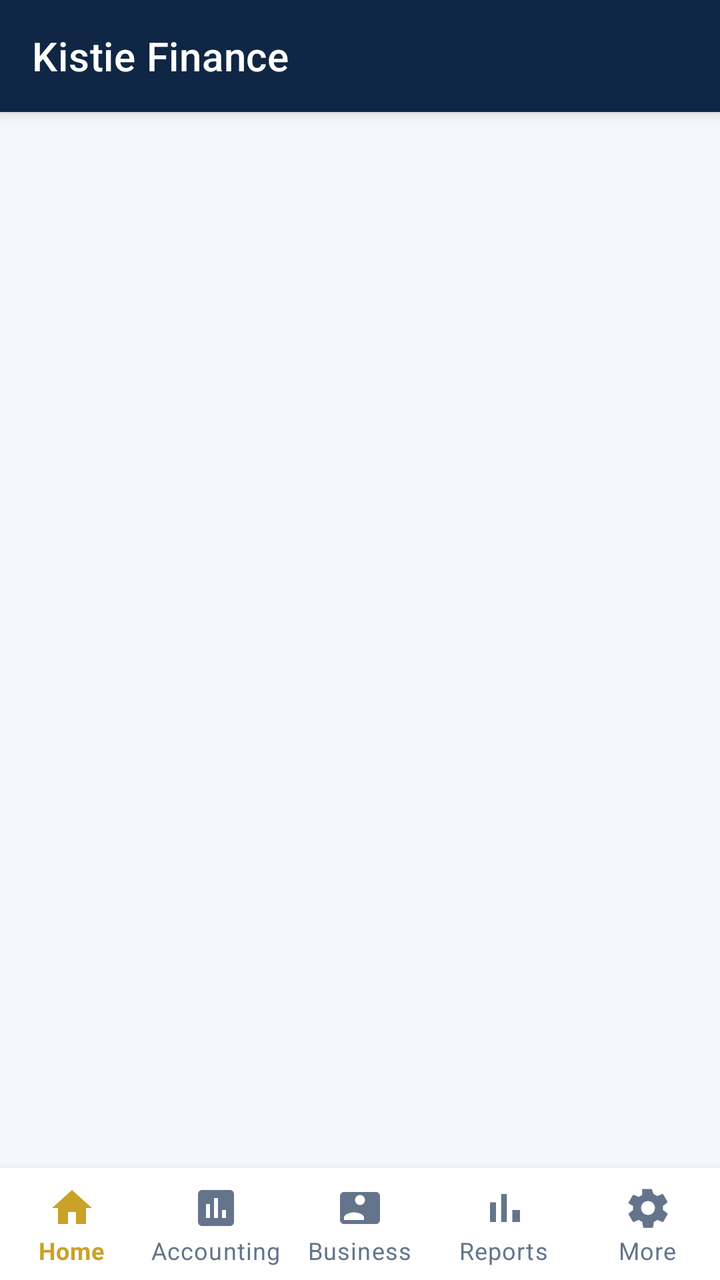
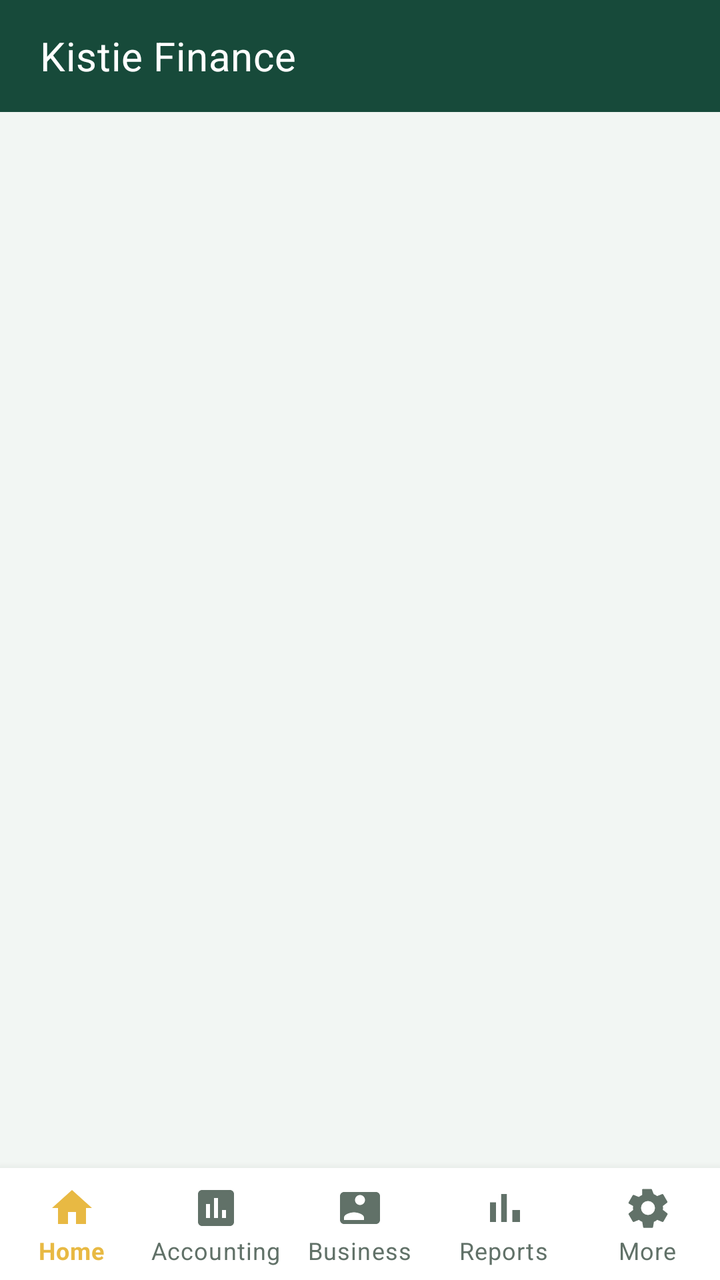

Before-and-after screenshots of an Android layout around one commit, followed by the original layout XML and the change that was made.
<!-- AndroidManifest.xml: application theme Theme.FinanceApp -->
<!-- res/layout/activity_main_nav.xml -->
<?xml version="1.0" encoding="utf-8"?>
<androidx.coordinatorlayout.widget.CoordinatorLayout xmlns:android="http://schemas.android.com/apk/res/android"
    xmlns:app="http://schemas.android.com/apk/res-auto"
    android:layout_width="match_parent"
    android:layout_height="match_parent"
    android:background="@color/background">

    <com.google.android.material.appbar.AppBarLayout
        android:id="@+id/appBar"
        android:layout_width="match_parent"
        android:layout_height="wrap_content"
        android:background="@color/primary"
        app:elevation="4dp">

        <com.google.android.material.appbar.MaterialToolbar
            android:id="@+id/toolbar"
            android:layout_width="match_parent"
            android:layout_height="?attr/actionBarSize"
            app:title="Kistie Finance"
            app:titleTextColor="@color/text_on_primary" />
    </com.google.android.material.appbar.AppBarLayout>

    <FrameLayout
        android:id="@+id/fragment_container"
        android:layout_width="match_parent"
        android:layout_height="match_parent"
        android:layout_marginBottom="56dp"
        app:layout_behavior="@string/appbar_scrolling_view_behavior" />

    <com.google.android.material.bottomnavigation.BottomNavigationView
        android:id="@+id/bottomNav"
        android:layout_width="match_parent"
        android:layout_height="wrap_content"
        android:layout_gravity="bottom"
        android:background="@color/surface"
        app:itemIconTint="@color/bottom_nav_color"
        app:itemTextColor="@color/bottom_nav_color"
        app:labelVisibilityMode="labeled"
        app:menu="@menu/bottom_nav_menu" />

</androidx.coordinatorlayout.widget.CoordinatorLayout>
<!-- resources referenced by this layout -->
<resources>
  <color name="background">#F4F6F9</color>
  <color name="primary">#0F2744</color>
  <color name="surface">#FFFFFF</color>
  <color name="text_on_primary">#FFFFFF</color>
  <style name="Theme.FinanceApp" parent="Theme.MaterialComponents.Light.NoActionBar">
          <item name="colorPrimary">@color/primary</item>
          <item name="colorPrimaryVariant">@color/primary_dark</item>
          <item name="colorOnPrimary">@color/text_on_primary</item>
          <item name="colorSecondary">@color/accent</item>
          <item name="colorSecondaryVariant">@color/accent_light</item>
          <item name="colorOnSecondary">@color/text_on_accent</item>
          <item name="android:colorBackground">@color/background</item>
          <item name="android:windowBackground">@color/background</item>
          <item name="android:statusBarColor">@color/primary_dark</item>
          <item name="android:navigationBarColor">@color/surface</item>
          <item name="materialButtonStyle">@style/Button.Primary</item>
          <item name="floatingActionButtonStyle">@style/Fab.Primary</item>
          <item name="textInputStyle">@style/TextInput.Finance</item>
      </style>
  <color name="primary_dark">#091A2E</color>
  <color name="accent">#C9A227</color>
  <color name="accent_light">#F5E6B8</color>
  <color name="text_on_accent">#0F172A</color>
  <style name="Button.Primary" parent="Widget.MaterialComponents.Button">
          <item name="android:textColor">@color/text_on_primary</item>
          <item name="backgroundTint">@color/primary</item>
          <item name="cornerRadius">@dimen/radius_md</item>
          <item name="android:paddingTop">14dp</item>
          <item name="android:paddingBottom">14dp</item>
          <item name="android:textAllCaps">false</item>
          <item name="android:fontFamily">sans-serif-medium</item>
      </style>
  <style name="Fab.Primary" parent="Widget.MaterialComponents.FloatingActionButton">
          <item name="backgroundTint">@color/accent</item>
          <item name="tint">@color/text_on_accent</item>
          <item name="elevation">6dp</item>
      </style>
  <style name="TextInput.Finance" parent="Widget.MaterialComponents.TextInputLayout.OutlinedBox">
          <item name="boxCornerRadiusTopStart">@dimen/radius_sm</item>
          <item name="boxCornerRadiusTopEnd">@dimen/radius_sm</item>
          <item name="boxCornerRadiusBottomStart">@dimen/radius_sm</item>
          <item name="boxCornerRadiusBottomEnd">@dimen/radius_sm</item>
          <item name="boxStrokeColor">@color/primary</item>
          <item name="hintTextColor">@color/text_hint</item>
      </style>
  <dimen name="radius_md">12dp</dimen>
  <dimen name="radius_sm">8dp</dimen>
  <color name="text_hint">#94A3B8</color>
</resources>

<!-- the commit's change to res/layout/activity_main_nav.xml (unified diff, before → after) -->
@@ -10,13 +10,16 @@
         android:layout_width="match_parent"
         android:layout_height="wrap_content"
         android:background="@color/primary"
-        app:elevation="4dp">
+        app:elevation="0dp">
 
         <com.google.android.material.appbar.MaterialToolbar
             android:id="@+id/toolbar"
             android:layout_width="match_parent"
             android:layout_height="?attr/actionBarSize"
+            android:paddingStart="@dimen/spacing_md"
+            android:paddingEnd="@dimen/spacing_md"
             app:title="Kistie Finance"
+            app:titleTextAppearance="@style/Text.Title"
             app:titleTextColor="@color/text_on_primary" />
     </com.google.android.material.appbar.AppBarLayout>
 
@@ -33,6 +36,7 @@
         android:layout_height="wrap_content"
         android:layout_gravity="bottom"
         android:background="@color/surface"
+        android:elevation="8dp"
         app:itemIconTint="@color/bottom_nav_color"
         app:itemTextColor="@color/bottom_nav_color"
         app:labelVisibilityMode="labeled"
<!-- resource entries referenced after the edit -->
@@ -1,9 +1,15 @@
 <!-- resources referenced by this layout -->
 <resources>
-  <color name="background">#F4F6F9</color>
-  <color name="primary">#0F2744</color>
+  <color name="background">#F2F6F3</color>
+  <color name="primary">#174A3A</color>
   <color name="surface">#FFFFFF</color>
   <color name="text_on_primary">#FFFFFF</color>
+  <dimen name="spacing_md">16dp</dimen>
+  <style name="Text.Title" parent="TextAppearance.MaterialComponents.Subtitle1">
+          <item name="android:textColor">@color/text_primary</item>
+          <item name="android:textSize">@dimen/text_title</item>
+          <item name="android:fontFamily">sans-serif-medium</item>
+      </style>
   <style name="Theme.FinanceApp" parent="Theme.MaterialComponents.Light.NoActionBar">
           <item name="colorPrimary">@color/primary</item>
           <item name="colorPrimaryVariant">@color/primary_dark</item>
@@ -19,10 +25,12 @@
           <item name="floatingActionButtonStyle">@style/Fab.Primary</item>
           <item name="textInputStyle">@style/TextInput.Finance</item>
       </style>
-  <color name="primary_dark">#091A2E</color>
-  <color name="accent">#C9A227</color>
-  <color name="accent_light">#F5E6B8</color>
-  <color name="text_on_accent">#0F172A</color>
+  <color name="text_primary">#17251F</color>
+  <dimen name="text_title">20sp</dimen>
+  <color name="primary_dark">#0D3026</color>
+  <color name="accent">#E8B943</color>
+  <color name="accent_light">#F8E8B5</color>
+  <color name="text_on_accent">#17251F</color>
   <style name="Button.Primary" parent="Widget.MaterialComponents.Button">
           <item name="android:textColor">@color/text_on_primary</item>
           <item name="backgroundTint">@color/primary</item>
@@ -45,8 +53,8 @@
           <item name="boxStrokeColor">@color/primary</item>
           <item name="hintTextColor">@color/text_hint</item>
       </style>
-  <dimen name="radius_md">12dp</dimen>
-  <dimen name="radius_sm">8dp</dimen>
-  <color name="text_hint">#94A3B8</color>
+  <dimen name="radius_md">8dp</dimen>
+  <dimen name="radius_sm">4dp</dimen>
+  <color name="text_hint">#87958C</color>
 </resources>
 
